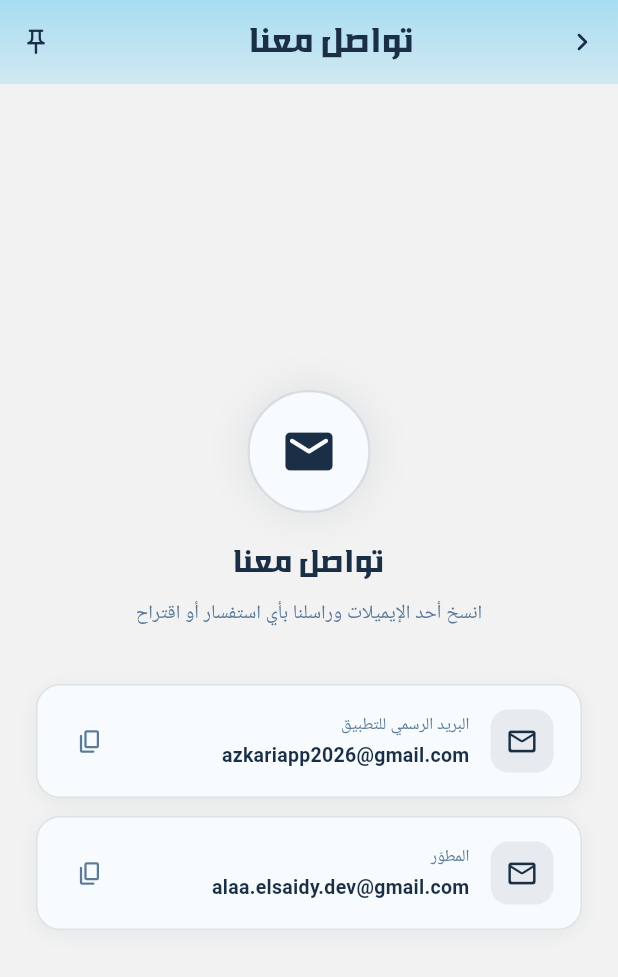
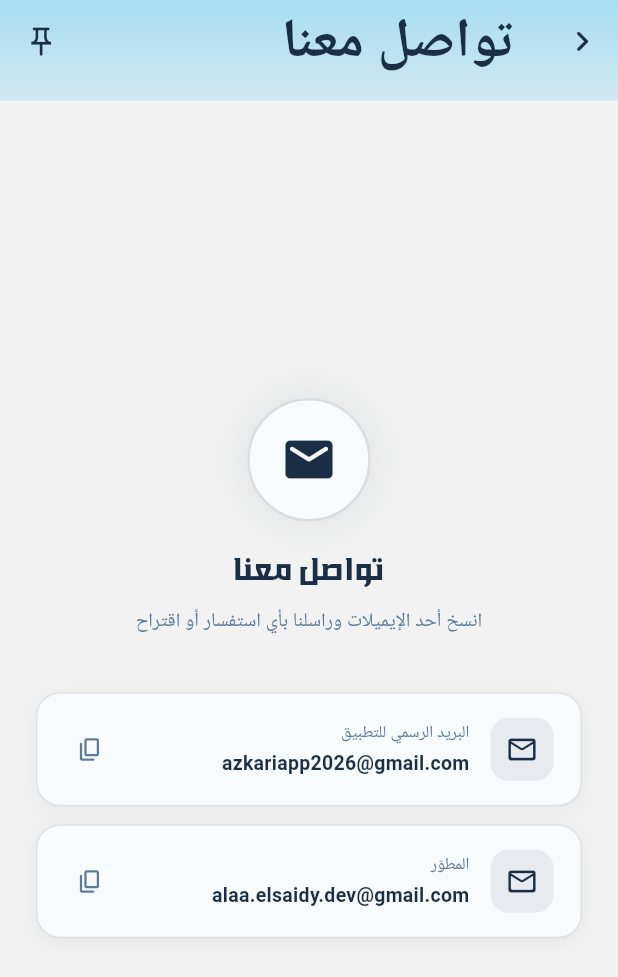
Before and after one commit to alaaels1/azkari_app, a Flutter app: the ContactAndFeedbackScreen screen opened directly, on a phone screen of 412 x 824 dp. Shown: the top 977 px of the screen. Run offline on Flutter 3.47's test engine with Material 3 defaults, Android fonts, the phone set to English and light mode, and no system bars; our stand-ins replace animated_splash_screen, flutter_bloc, flutter_local_notifications, flutter_screenutil, google_fonts, hive and 2 more; missing offline and left inert: bitsdojo_window, colorful_iconify_flutter, hijri_date, iconify_flutter, launch_at_startup, window_manager; accounts and stored records are empty; Roboto replaces fonts that are missing (Alyamama, Cairo); statements that could not run were skipped.

Commit message:
feat: refactor UI components to support responsive design with ScreenUtil

```diff
--- a/lib/core/components/custom_Appbar.dart
+++ b/lib/core/components/custom_appbar.dart
@@ -1,6 +1,7 @@
 import 'package:azkari_app/core/constants/app_colors.dart';
 import 'package:flutter/material.dart';
 import 'package:flutter_bloc/flutter_bloc.dart';
+import 'package:flutter_screenutil/flutter_screenutil.dart';
 import '../../features/always_on_top/always_on_top_cubit.dart';
 import '../../features/always_on_top/always_on_top_states.dart';
 import '../../features/theme/theme_cubit.dart';
@@ -21,12 +22,12 @@ class CustomAppBar extends StatelessWidget implements PreferredSizeWidget {
   final List<Widget>? actions;
 
   @override
-  Size get preferredSize => const Size.fromHeight(kToolbarHeight);
+  Size get preferredSize => Size.fromHeight(kToolbarHeight.h);
 
   @override
   Widget build(BuildContext context) {
     return AppBar(
-      leadingWidth: 150,
+      leadingWidth: 150.w,
       elevation: 10,
       automaticallyImplyLeading: false,
       leading: Row(
@@ -36,8 +37,8 @@ class CustomAppBar extends StatelessWidget implements PreferredSizeWidget {
             builder: (context, state) {
               final isPinned = context.read<PinCubit>().isPinned;
               return SizedBox(
-                width: 48,
-                height: 48,
+                width: 48.r,
+                height: 48.r,
                 child: IconButton(
                   onPressed: () {
                     context.read<PinCubit>().togglePin();
@@ -48,7 +49,7 @@ class CustomAppBar extends StatelessWidget implements PreferredSizeWidget {
                   color: isPinned
                       ? Theme.of(context).iconTheme.color
                       : Theme.of(context).iconTheme.color,
-                  iconSize: 20,
+                  iconSize: 20.r,
                   padding: EdgeInsets.zero,
                 ),
               );
@@ -56,8 +57,8 @@ class CustomAppBar extends StatelessWidget implements PreferredSizeWidget {
           ),
           if (icon2)
             SizedBox(
-              width: 48,
-              height: 48,
+              width: 48.r,
+              height: 48.r,
               child: IconButton(
                 onPressed: () {
                   context.read<ThemeCubit>().toggleTheme();
@@ -70,7 +71,7 @@ class CustomAppBar extends StatelessWidget implements PreferredSizeWidget {
                 color: Theme.of(context).brightness == Brightness.dark
                     ? AppColors.accentYellow
                     : AppColors.secondaryColor,
-                iconSize: 20,
+                iconSize: 20.r,
                 padding: EdgeInsets.zero,
               ),
             ),
@@ -81,16 +82,16 @@ class CustomAppBar extends StatelessWidget implements PreferredSizeWidget {
         if (actions != null) ...actions!,
         IconButton(
           onPressed: onPressedIcon3,
-          icon: Icon(icon3, color: Theme.of(context).iconTheme.color),
+          icon: Icon(icon3, color: Theme.of(context).iconTheme.color, size: 24.r),
         ),
       ],
 
       title: Text(
         title,
         textAlign: TextAlign.center,
-        style: TextStyle(
-          fontSize: 24,
-          fontFamily: "Nasrat",
+        style:  TextStyle(
+          fontFamily:"Alyamama",
+          fontSize: 32.sp,
           color: Theme.of(context).iconTheme.color,
           fontWeight: FontWeight.w800,
         ),
--- a/lib/core/components/keyboard_shortcuts.dart
+++ b/lib/core/components/keyboard_shortcuts.dart
@@ -19,7 +19,6 @@ class KeyboardShortcuts extends StatelessWidget {
   Widget build(BuildContext context) {
     return CallbackShortcuts(
       bindings: <ShortcutActivator, VoidCallback>{
-        // سهم شمال ← → الصفحة التالية
         const SingleActivator(LogicalKeyboardKey.arrowLeft): () {
           onNextPage?.call();
         },
```
Also changed, not shown: lib/core/components/custom_button.dart (+81 -61 lines), lib/core/components/setting_tile.dart (renamed from lib/features/settings/widgets/setting_tile.dart, +6 -4 lines).
